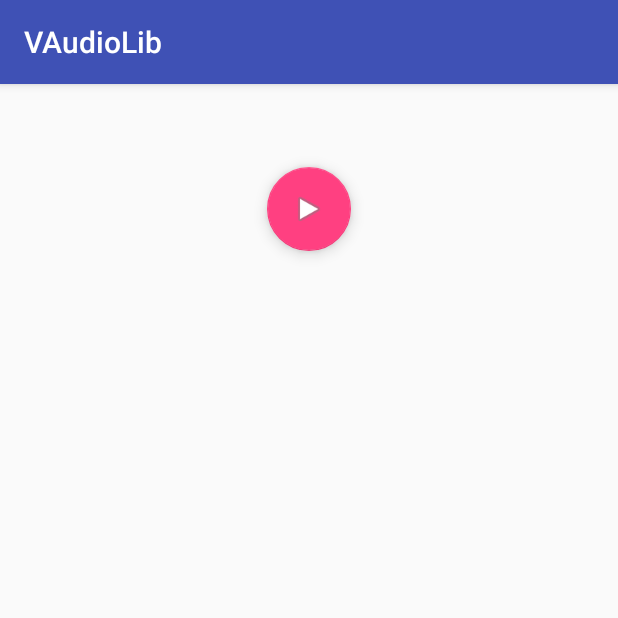
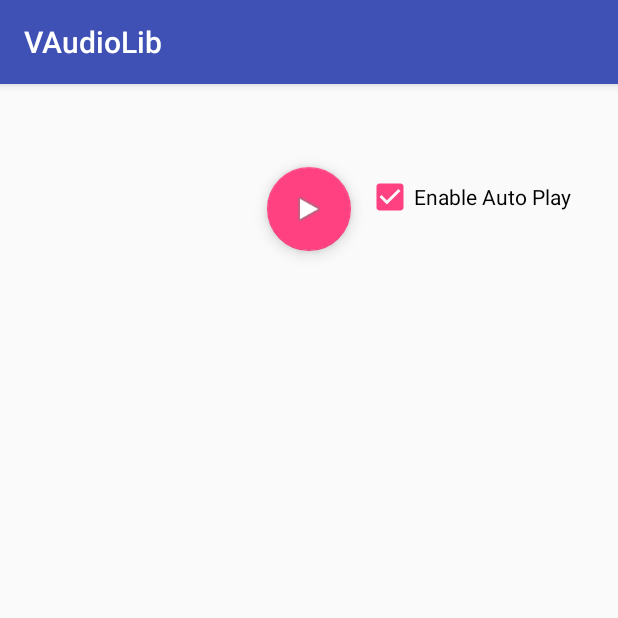
Before and after one commit to Vardan95/vaudiolib, an Android app: the screen it shows after launch (MainActivity), on a phone screen of 412 x 824 dp, the top half of it. Run offline under Robolectric (Android 15) with nearby library versions, the phone set to English and light mode, and no system bars.

Commit message:
Scroll issue fix 1

```diff
--- a/app/src/main/java/com/vpetrosyan/audio/vaudiolib/MainActivity.java
+++ b/app/src/main/java/com/vpetrosyan/audio/vaudiolib/MainActivity.java
@@ -6,6 +6,8 @@ import android.support.design.widget.FloatingActionButton;
 import android.support.v7.app.AppCompatActivity;
 import android.os.Bundle;
 import android.view.View;
+import android.widget.CheckBox;
+import android.widget.Checkable;
 import android.widget.TextView;
 
 import com.vpetrosyan.audio.file.AudioData;
@@ -31,17 +33,15 @@ public class MainActivity extends AppCompatActivity {
 
     private Handler mHandler = new Handler();
 
-    private boolean updateWaveView = true;
+    private CheckBox checkBox;
 
     private Runnable waveUpdater = new Runnable() {
         @Override
         public void run() {
-            if(updateWaveView) {
-                if (mediaPlayer != null && mediaPlayer.isPlaying()) {
-                    waveView.seekTo(mediaPlayer.getCurrentPosition());
-                }
-                mHandler.postDelayed(this, 24);
+            if (mediaPlayer != null && mediaPlayer.isPlaying()) {
+                waveView.seekTo(mediaPlayer.getCurrentPosition());
             }
+            mHandler.postDelayed(this, 24);
         }
     };
 
@@ -54,16 +54,18 @@ public class MainActivity extends AppCompatActivity {
         waveView = findViewById(R.id.wave);
         waveView.setVisibility(View.GONE);
 
+        checkBox = findViewById(R.id.checkbox);
+
         waveView.setListener(new VWaveView.SeekListener() {
             @Override
             public void onSeek(long time, boolean isFromUser) {
                 timeTextView.setText(formatter.formatTime(time));
 
-                if(isFromUser) {
-                    updateWaveView = false;
-                    pauseAudio();
+                if (isFromUser) {
+                    if(!checkBox.isChecked()) {
+                        pauseAudio();
+                    }
                     mediaPlayer.seekTo((int) time);
-                    updateWaveView = true;
                 }
             }
         });
@@ -72,7 +74,7 @@ public class MainActivity extends AppCompatActivity {
         mPlayBtn.setOnClickListener(new View.OnClickListener() {
             @Override
             public void onClick(View view) {
-                if(mediaPlayer == null) {
+                if (mediaPlayer == null) {
                     mediaPlayer = MediaPlayer.create(MainActivity.this, R.raw.test3);
                     mediaPlayer.setOnPreparedListener(new MediaPlayer.OnPreparedListener() {
                         @Override
@@ -88,9 +90,16 @@ public class MainActivity extends AppCompatActivity {
                             mediaPlayer.start();
                         }
                     });
+                    mediaPlayer.setOnCompletionListener(new MediaPlayer.OnCompletionListener() {
+                        @Override
+                        public void onCompletion(MediaPlayer mediaPlayer) {
+                            mPlayBtn.setImageResource(android.R.drawable.ic_media_play);
+                            mediaPlayer.seekTo(0);
+                        }
+                    });
                 }
 
-                if(mediaPlayer!= null && mediaPlayer.isPlaying()) {
+                if (mediaPlayer != null && mediaPlayer.isPlaying()) {
                     pauseAudio();
                 } else {
                     runOnUiThread(waveUpdater);
--- a/app/src/main/res/layout/activity_main.xml
+++ b/app/src/main/res/layout/activity_main.xml
@@ -42,6 +42,17 @@
         android:layout_margin="16dp"
         android:src="@android:drawable/ic_media_play" />
 
+    <CheckBox
+        android:id="@+id/checkbox"
+        android:text="Enable Auto Play"
+        android:layout_marginLeft="10dp"
+        android:checked="true"
+        app:layout_constraintLeft_toRightOf="@+id/playFab"
+        app:layout_constraintTop_toBottomOf="@+id/time"
+        app:layout_constraintBottom_toBottomOf="@+id/playFab"
+        android:layout_width="wrap_content"
+        android:layout_height="wrap_content" />
+
     <!--<android.support.design.widget.FloatingActionButton-->
         <!--android:id="@+id/recordFab"-->
         <!--android:layout_width="wrap_content"-->
```
